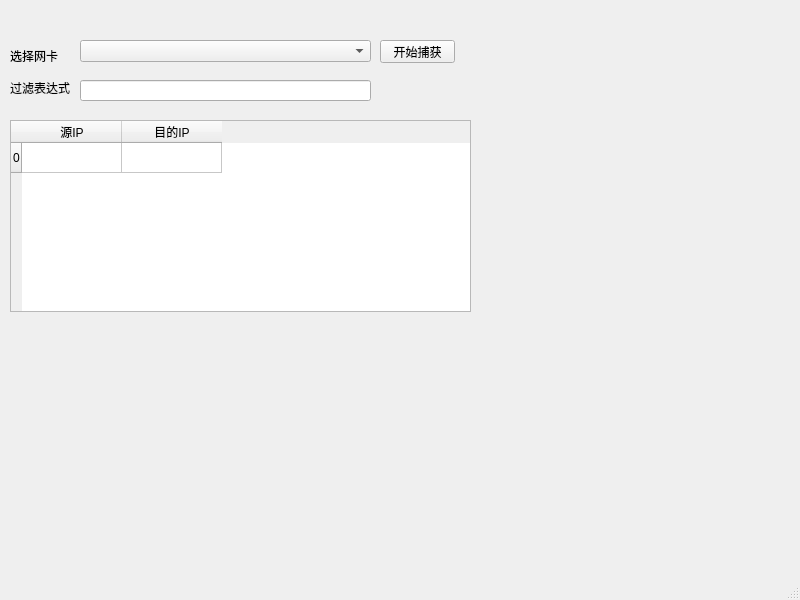
Qt form NetworkFilter/mainwindow.ui (xld-hub/Qt-Npcap) before a commit.
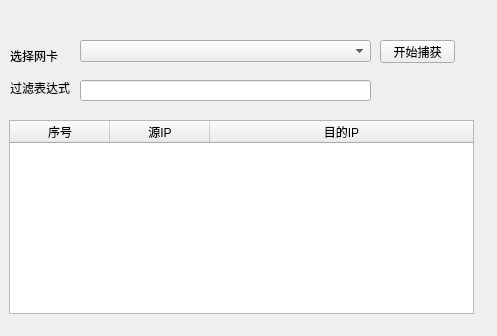
The same form after that commit.

```diff
--- a/NetworkFilter/mainwindow.ui
+++ b/NetworkFilter/mainwindow.ui
@@ -6,8 +6,8 @@
    <rect>
     <x>0</x>
     <y>0</y>
-    <width>800</width>
-    <height>600</height>
+    <width>497</width>
+    <height>336</height>
    </rect>
   </property>
   <property name="windowTitle">
@@ -76,17 +76,38 @@
    <widget class="QTableWidget" name="tableWidget">
     <property name="geometry">
      <rect>
-      <x>10</x>
+      <x>9</x>
       <y>120</y>
-      <width>461</width>
-      <height>192</height>
+      <width>465</width>
+      <height>194</height>
      </rect>
     </property>
-    <row>
+    <property name="minimumSize">
+     <size>
+      <width>0</width>
+      <height>0</height>
+     </size>
+    </property>
+    <attribute name="horizontalHeaderVisible">
+     <bool>true</bool>
+    </attribute>
+    <attribute name="horizontalHeaderCascadingSectionResizes">
+     <bool>true</bool>
+    </attribute>
+    <attribute name="horizontalHeaderShowSortIndicator" stdset="0">
+     <bool>false</bool>
+    </attribute>
+    <attribute name="horizontalHeaderStretchLastSection">
+     <bool>true</bool>
+    </attribute>
+    <attribute name="verticalHeaderStretchLastSection">
+     <bool>false</bool>
+    </attribute>
+    <column>
      <property name="text">
-      <string>0</string>
+      <string>序号</string>
      </property>
-    </row>
+    </column>
     <column>
      <property name="text">
       <string>源IP</string>
@@ -99,17 +120,6 @@
     </column>
    </widget>
   </widget>
-  <widget class="QMenuBar" name="menubar">
-   <property name="geometry">
-    <rect>
-     <x>0</x>
-     <y>0</y>
-     <width>800</width>
-     <height>23</height>
-    </rect>
-   </property>
-  </widget>
-  <widget class="QStatusBar" name="statusbar"/>
  </widget>
  <resources/>
  <connections/>
```
